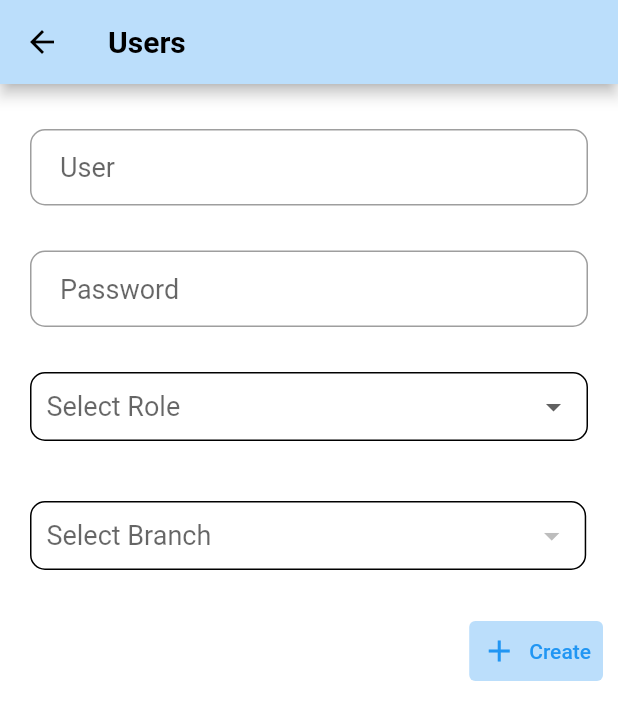
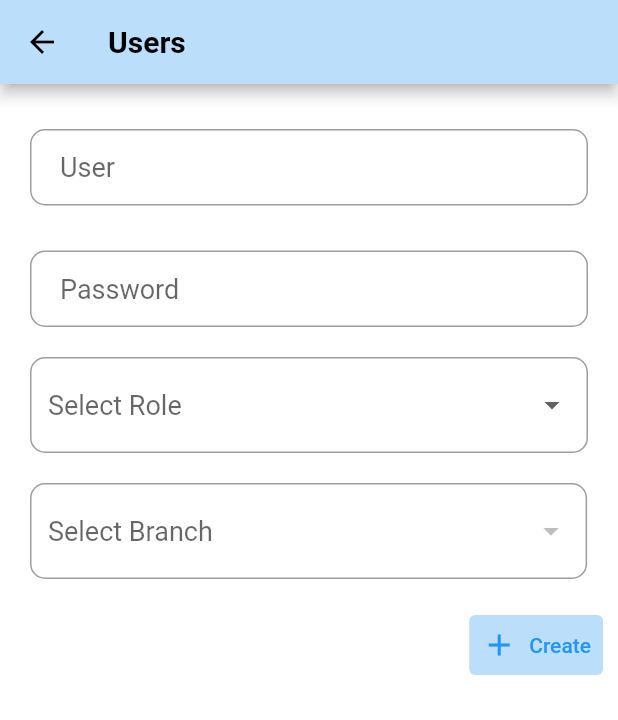
Before and after one commit to akshaya-sivakumar/billing-mobile, a Flutter app: the Users screen opened by its route, on a phone screen of 412 x 824 dp. Shown: the top 720 px of the screen. Run offline on Flutter 3.47's test engine with Material 2 defaults, Android fonts, the light colour scheme and no system bars; our stand-ins replace bloc, cloud_firestore, dropdown_search, firebase_auth, firebase_core, firebase_messaging and 3 more; missing offline and left inert: firebase_notification_scheduler, workmanager; accounts and stored records are empty; network calls fail.

Commit message:
delete user integration

```diff
--- a/lib/bloc/signup_bloc/signup_event.dart
+++ b/lib/bloc/signup_bloc/signup_event.dart
@@ -10,3 +10,9 @@ class SignupRequestEvent extends SignupEvent {
 }
 
 class FetchUserEvent extends SignupEvent {}
+
+class DeleteUserEvent extends SignupEvent {
+  final int id;
+
+  DeleteUserEvent(this.id);
+}
--- a/lib/bloc/signup_bloc/signup_state.dart
+++ b/lib/bloc/signup_bloc/signup_state.dart
@@ -32,3 +32,9 @@ class FetchUserError extends SignupState {
 
   FetchUserError(this.error);
 }
+
+class UserDeleteLoad extends SignupState {}
+
+class UserDeleted extends SignupState {}
+
+class UserDeleteError extends SignupState {}
--- a/lib/repository/signup_repo.dart
+++ b/lib/repository/signup_repo.dart
@@ -27,4 +27,10 @@ class SignupRepository {
 
     return userResponse;
   }
+
+  Future<dynamic> deleteUser(int id) async {
+    var response = await ApiBaseHelper().deleteMethod("/user/${id}");
+
+    return response;
+  }
 }
--- a/lib/resources/api_base_helper.dart
+++ b/lib/resources/api_base_helper.dart
@@ -29,6 +29,12 @@ class ApiBaseHelper {
     return response;
   }
 
+  Future<http.Response> deleteMethod(String url) async {
+    var response = await http.delete(Uri.parse(AppConstants.base_url + url));
+    handleResponse(response);
+    return response;
+  }
+
   void logSuccess(String logName, dynamic msg) {
     log('\x1B[32m$logName $msg\x1B[0m');
   }
--- a/lib/screens/admin/users.dart
+++ b/lib/screens/admin/users.dart
@@ -34,15 +34,21 @@ class _UsersState extends State<Users> {
     signupBloc = BlocProvider.of<SignupBloc>(context)
       ..stream.listen((state) {
         if (state is SignupDone) {
+          signupBloc.add(FetchUserEvent());
           LoaderWidget().showLoader(context, stopLoader: true);
           showToast(message: state.signupResponse.message);
           clearData();
-          signupBloc.add(FetchUserEvent());
+
           /*   Navigator.pushNamedAndRemoveUntil(
               context, AdminPanel.routeName, (route) => false); */
         } else if (state is SignupError) {
           LoaderWidget().showLoader(context, stopLoader: true);
           showToast(message: state.error, isError: true);
+        } else if (state is UserDeleted) {
+          signupBloc.add(FetchUserEvent());
+          showToast(message: "User deleted successfully");
+        } else if (state is UserDeleteError) {
+          showToast(message: "Something went wrong");
         }
       });
     //  signupBloc = BlocProvider.of<SignupBloc>(context);
@@ -76,22 +82,40 @@ class _UsersState extends State<Users> {
                   TextFieldWidget(
                     controller: userName,
                     title: "User",
+                    validator: (value) {
+                      if (userName.text == null || userName.text == "") {
+                        return "Please enter username";
+                      }
+                    },
                   ),
                   TextFieldWidget(
                     controller: passwordController,
                     title: "Password",
+                    validator: (value) {
+                      if (passwordController.text == null ||
+                          passwordController.text == "") {
+                        return "Please enter password";
+                      }
+                    },
                   ),
                   Container(
+                    //height: 70,
+                    //margin: const EdgeInsets.symmetric(vertical: 20.0),
                     padding: const EdgeInsets.all(10),
-                    decoration: BoxDecoration(
-                        border: Border.all(),
-                        borderRadius: BorderRadius.circular(10)),
-                    margin: const EdgeInsets.symmetric(
-                        vertical: 20.0, horizontal: 10),
                     child: DropdownButtonFormField(
-                        decoration: const InputDecoration.collapsed(
-                          hintText: 'Select Role',
-                        ),
+                        validator: (value) {
+                          if (value == null || value == "") {
+                            return "Please select role";
+                          }
+                        },
+                        decoration: InputDecoration(
+                            border: OutlineInputBorder(
+                                borderRadius: BorderRadius.circular(10),
+                                borderSide: BorderSide(color: Colors.black)),
+                            // filled: true,
+                            hintStyle: TextStyle(color: Colors.grey[800]),
+                            hintText: "Select Role",
+                            fillColor: Colors.blue[200]),
                         value: userRole == "" ? null : userRole,
                         items: ["Admin", "User"].map((value) {
                           return DropdownMenuItem<String>(
@@ -119,20 +143,26 @@ class _UsersState extends State<Users> {
                                 child: Container(
                                   width: state is BranchLoad
                                       ? MediaQuery.of(context).size.width * 0.8
-                                      : MediaQuery.of(context).size.width * 0.9,
+                                      : MediaQuery.of(context).size.width *
+                                          0.95,
                                   padding: const EdgeInsets.all(10),
-                                  decoration: BoxDecoration(
-                                      border: Border.all(),
-                                      borderRadius: BorderRadius.circular(10)),
-                                  margin: const EdgeInsets.symmetric(
-                                      vertical: 20.0, horizontal: 10),
+
+                                  /*   margin: const EdgeInsets.symmetric(
+                                      vertical: 20.0, horizontal: 10), */
                                   child: DropdownButtonFormField(
                                       value:
                                           branchCode == "" ? null : branchCode,
-                                      decoration:
-                                          const InputDecoration.collapsed(
-                                        hintText: 'Select Branch',
-                                      ),
+                                      decoration: InputDecoration(
+                                          border: OutlineInputBorder(
+                                              borderRadius:
+                                                  BorderRadius.circular(10),
+                                              borderSide: BorderSide(
+                                                  color: Colors.black)),
+                                          // filled: true,
+                                          hintStyle: TextStyle(
+                                              color: Colors.grey[800]),
+                                          hintText: "Select Branch",
+                                          fillColor: Colors.blue[200]),
                                       items: branchList.map((value) {
                                         return DropdownMenuItem<String>(
                                           value: value.ID.toString(),
@@ -163,14 +193,15 @@ class _UsersState extends State<Users> {
                       style: TextButton.styleFrom(
                           backgroundColor: Theme.of(context).primaryColor),
                       onPressed: () async {
+                        LoaderWidget().showLoader(context);
                         if (formKey.currentState!.validate()) {
-                          LoaderWidget().showLoader(context);
                           context.read<SignupBloc>().add(SignupRequestEvent(
                               CreateuserRequest(
                                   Username: userName.text,
                                   Password: passwordController.text,
                                   Role: userRole,
-                                  Branch: int.parse(branchCode))));
+                                  Branch: int.parse(
+                                      branchCode == "" ? "0" : branchCode))));
                         } else {
                           LoaderWidget().showLoader(context, stopLoader: true);
                         }
@@ -227,7 +258,10 @@ class _UsersState extends State<Users> {
                                   Icons.delete,
                                   color: Colors.red,
                                 ),
-                                onPressed: () async {},
+                                onPressed: () async {
+                                  signupBloc
+                                      .add(DeleteUserEvent(users[index].ID));
+                                },
                               ),
                             ],
                           ),
```
Also changed, not shown: lib/bloc/signup_bloc/signup_bloc.dart (+12 -0 lines), lib/bloc/branch_bloc/branch_event.dart (line endings or trailing spaces).
